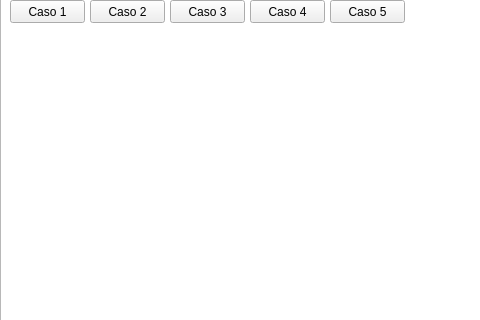
The window that Parcial-2/campo.ui (johan2001/Prueba) describes before a commit, drawn with Qt 5; both pictures show x 0 to 480 and y 0 to 320 of the 1200 by 600 pixel window.
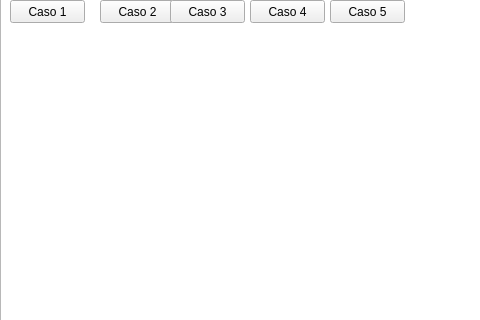
The same window after the commit.

The edit to the form file:
```diff
--- a/Parcial-2/campo.ui
+++ b/Parcial-2/campo.ui
@@ -27,27 +27,27 @@
    <widget class="QPushButton" name="pushButton">
     <property name="geometry">
      <rect>
-      <x>90</x>
+      <x>10</x>
       <y>0</y>
       <width>75</width>
       <height>23</height>
      </rect>
     </property>
     <property name="text">
-     <string>Caso 2</string>
+     <string>Caso 1</string>
     </property>
    </widget>
    <widget class="QPushButton" name="pushButton_2">
     <property name="geometry">
      <rect>
-      <x>10</x>
+      <x>100</x>
       <y>0</y>
       <width>75</width>
       <height>23</height>
      </rect>
     </property>
     <property name="text">
-     <string>Caso 1</string>
+     <string>Caso 2</string>
     </property>
    </widget>
    <widget class="QPushButton" name="pushButton_3">
```
